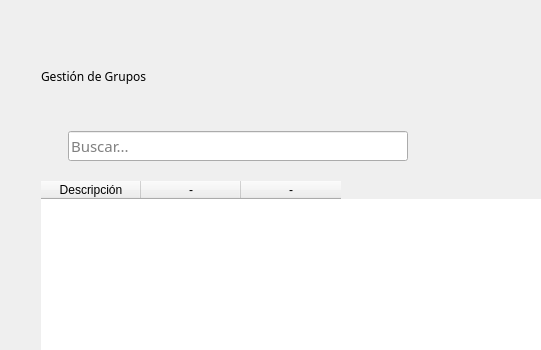
Old version of the form blustock/ui/screens_uis/grupos.ui in the repository MaxAPBusiness/Blustock; both pictures show x 0 to 541 and y 0 to 350 of the 725 by 500 pixel window.
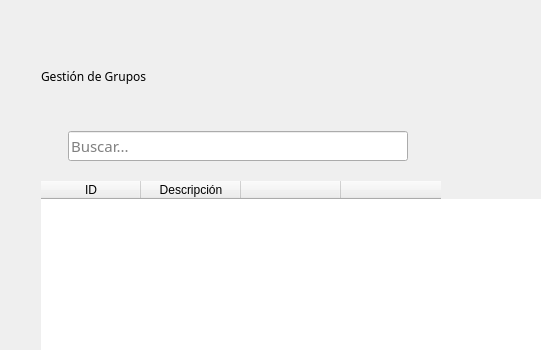
New version of the form. Icons and pictures are not drawn.

```diff
--- a/blustock/ui/screens_uis/grupos.ui
+++ b/blustock/ui/screens_uis/grupos.ui
@@ -143,6 +143,11 @@
        <attribute name="verticalHeaderVisible">
         <bool>false</bool>
        </attribute>
+       <column>
+        <property name="text">
+         <string>ID</string>
+        </property>
+       </column>
        <column>
         <property name="text">
          <string>Descripción</string>
@@ -150,12 +155,12 @@
        </column>
        <column>
         <property name="text">
-         <string>-</string>
+         <string/>
         </property>
        </column>
        <column>
         <property name="text">
-         <string>-</string>
+         <string/>
         </property>
        </column>
       </widget>
```
